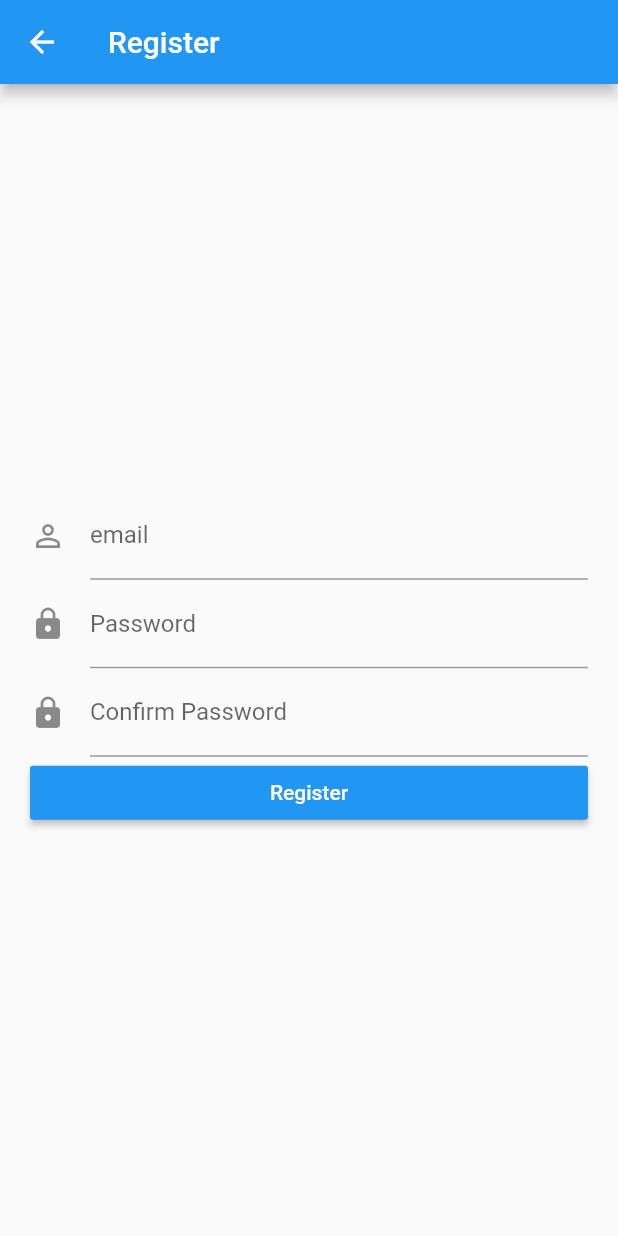
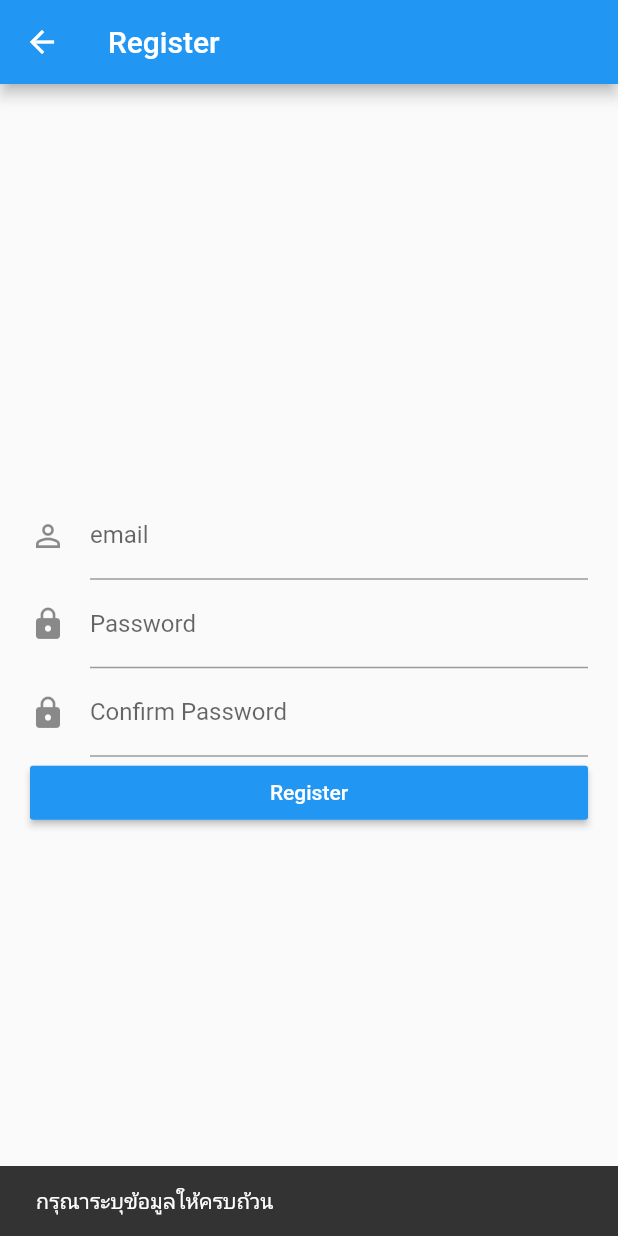
Before and after one commit to RawitSHIE/flutter_assignment, a Flutter app: the Register screen opened directly, after a tap on "Register", on a phone screen of 412 x 824 dp. Run offline on Flutter 3.47's test engine with Material 2 defaults, Android fonts, the phone set to English and light mode, and no system bars.

```diff
--- a/lib/ui/home.dart
+++ b/lib/ui/home.dart
@@ -9,6 +9,7 @@ class Home extends StatefulWidget {
 }
 
 class HomeState extends State<Home> {
+  int index = 0;
   List tabs = [
     Text("Home"),
     Text("Notify"),
@@ -16,7 +17,7 @@ class HomeState extends State<Home> {
     Text("Profile"),
     Text("Setup")
   ];
-  int index = 0;
+
   @override
   Widget build(BuildContext context) {
     // TODO: implement build
--- a/lib/ui/register.dart
+++ b/lib/ui/register.dart
@@ -10,36 +10,28 @@ class Register extends StatefulWidget {
 }
 
 class RegisterState extends State<Register> {
-
-  TextEditingController newuser = TextEditingController();
+  TextEditingController new_user = TextEditingController();
   TextEditingController con_pass = TextEditingController();
-  TextEditingController newpass = TextEditingController();
+  TextEditingController new_pass = TextEditingController();
 
   final _formKey = GlobalKey<FormState>();
-  @override
-  Widget build(BuildContext context) {
-    // TODO: implement build
-    return Scaffold(
-        appBar: AppBar(
-          title: Text("Register"),
-        ),
-        body: Center(
-          child: ListView(
-            shrinkWrap: true,
-            padding: EdgeInsets.all(20.0),
-            children: <Widget>[
-            TextFormField(
-              controller: newuser,
+  final _scaffoldKey = GlobalKey<ScaffoldState>();
+
+  TextFormField newuser() {
+    return TextFormField(
+      controller: new_user,
       decoration: InputDecoration(
         labelText: "email",
         hintText: "sample@email.com",
         icon: Icon(Icons.perm_identity),
       ),
       keyboardType: TextInputType.emailAddress,
-              onSaved: (value) => print(value),
-            ),
-            TextFormField(
-              controller: newpass,
+    );
+  }
+
+  TextFormField newpass() {
+    return TextFormField(
+      controller: new_pass,
       decoration: InputDecoration(
         labelText: "Password",
         hintText: "Input your password",
@@ -47,8 +39,11 @@ class RegisterState extends State<Register> {
       ),
       keyboardType: TextInputType.text,
       obscureText: true,
-            ),
-            TextFormField(
+    );
+  }
+
+  TextFormField conpass() {
+    return TextFormField(
       controller: con_pass,
       decoration: InputDecoration(
         labelText: "Confirm Password",
@@ -57,8 +52,11 @@ class RegisterState extends State<Register> {
       ),
       keyboardType: TextInputType.text,
       obscureText: true,
-            ),
-            RaisedButton(
+    );
+  }
+
+  RaisedButton register() {
+    return RaisedButton(
       color: Theme.of(context).accentColor,
       splashColor: Colors.blueGrey,
       child: Text(
@@ -66,14 +64,51 @@ class RegisterState extends State<Register> {
         style: TextStyle(color: Colors.white),
       ),
       onPressed: () {
-                if (con_pass.text == newpass.text && newuser.text != ""){
-                  Navigator.push(context,
-                    MaterialPageRoute(builder: (context) => Home())
+        if(new_user.text == "admin"){
+          _scaffoldKey.currentState.showSnackBar(SnackBar(
+            content: Text("user นี้มีอยู่ในระบบแล้ว"),
+          ));
+        }
+        else if (con_pass.text == new_pass.text && new_user.text != "") {
+          Navigator.pop(context);
+        }else if(con_pass.text == "" || new_pass.text == "" || new_user == ""){
+          _scaffoldKey.currentState.showSnackBar(
+            new SnackBar(
+              content: Text("กรุณาระบุข้อมูลให้ครบถ้วน"),
+            )
+          );
+        }else if(con_pass.text != new_pass.text && new_user.text != ""){
+          _scaffoldKey.currentState.showSnackBar(
+            new SnackBar(
+              content: Text("Password didn't match"),
+            )
           );
         }
       },
-            )
+    );
+  }
+
+  @override
+  Widget build(BuildContext context) {
+    // TODO: implement build
+    return Scaffold(
+        key: _scaffoldKey,
+        appBar: AppBar(
+          title: Text("Register"),
+        ),
+        body: Center(
+          child: Form(
+            key: _formKey,
+            child: ListView(
+                shrinkWrap: true,
+                padding: EdgeInsets.all(20.0),
+                children: <Widget>[
+                  newuser(),
+                  newpass(),
+                  conpass(),
+                  register(),
                 ]),
+          ),
         ));
   }
 }
```
Also changed, not shown: lib/ui/login.dart (+51 -34 lines). Lines whose indentation alone changed are shown as unchanged.
